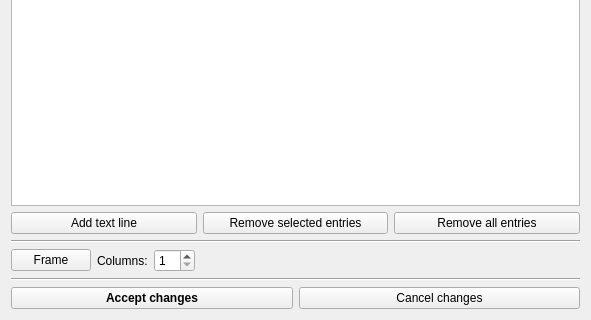
andrmor/ANTS2, file src/gui/GraphWindowTools/alegenddialog.ui: the form before one commit; both pictures show x 0 to 591 and y 168 to 488 of the 591 by 488 pixel window.
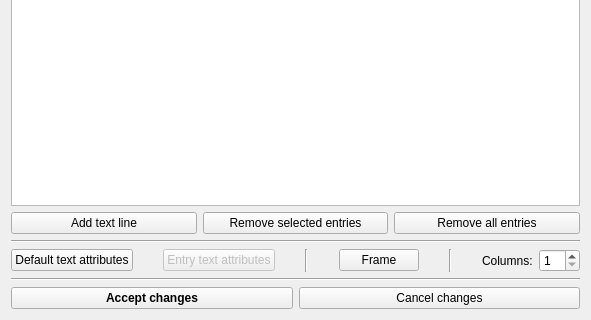
The form after the commit.

The edit to the form file:
```diff
--- a/src/gui/GraphWindowTools/alegenddialog.ui
+++ b/src/gui/GraphWindowTools/alegenddialog.ui
@@ -81,6 +81,72 @@
    </item>
    <item>
     <layout class="QHBoxLayout" name="horizontalLayout">
+     <item>
+      <widget class="QPushButton" name="pbDefaultTextProperties">
+       <property name="toolTip">
+        <string>Overrides individual entry attributes and become default for the next added text / entries!</string>
+       </property>
+       <property name="text">
+        <string>Default text attributes</string>
+       </property>
+      </widget>
+     </item>
+     <item>
+      <spacer name="horizontalSpacer_2">
+       <property name="orientation">
+        <enum>Qt::Horizontal</enum>
+       </property>
+       <property name="sizeHint" stdset="0">
+        <size>
+         <width>40</width>
+         <height>20</height>
+        </size>
+       </property>
+      </spacer>
+     </item>
+     <item>
+      <widget class="QPushButton" name="pbThisEntryTextAttributes">
+       <property name="enabled">
+        <bool>false</bool>
+       </property>
+       <property name="text">
+        <string>Entry text attributes</string>
+       </property>
+      </widget>
+     </item>
+     <item>
+      <spacer name="horizontalSpacer">
+       <property name="orientation">
+        <enum>Qt::Horizontal</enum>
+       </property>
+       <property name="sizeHint" stdset="0">
+        <size>
+         <width>40</width>
+         <height>20</height>
+        </size>
+       </property>
+      </spacer>
+     </item>
+     <item>
+      <widget class="Line" name="line_3">
+       <property name="orientation">
+        <enum>Qt::Vertical</enum>
+       </property>
+      </widget>
+     </item>
+     <item>
+      <spacer name="horizontalSpacer_3">
+       <property name="orientation">
+        <enum>Qt::Horizontal</enum>
+       </property>
+       <property name="sizeHint" stdset="0">
+        <size>
+         <width>40</width>
+         <height>20</height>
+        </size>
+       </property>
+      </spacer>
+     </item>
      <item>
       <widget class="QPushButton" name="pbConfigureFrame">
        <property name="text">
@@ -88,6 +154,39 @@
        </property>
       </widget>
      </item>
+     <item>
+      <spacer name="horizontalSpacer_4">
+       <property name="orientation">
+        <enum>Qt::Horizontal</enum>
+       </property>
+       <property name="sizeHint" stdset="0">
+        <size>
+         <width>40</width>
+         <height>20</height>
+        </size>
+       </property>
+      </spacer>
+     </item>
+     <item>
+      <widget class="Line" name="line_4">
+       <property name="orientation">
+        <enum>Qt::Vertical</enum>
+       </property>
+      </widget>
+     </item>
+     <item>
+      <spacer name="horizontalSpacer_5">
+       <property name="orientation">
+        <enum>Qt::Horizontal</enum>
+       </property>
+       <property name="sizeHint" stdset="0">
+        <size>
+         <width>40</width>
+         <height>20</height>
+        </size>
+       </property>
+      </spacer>
+     </item>
      <item>
       <widget class="QLabel" name="label">
        <property name="text">
@@ -105,19 +204,6 @@
        </property>
       </widget>
      </item>
-     <item>
-      <spacer name="horizontalSpacer">
-       <property name="orientation">
-        <enum>Qt::Horizontal</enum>
-       </property>
-       <property name="sizeHint" stdset="0">
-        <size>
-         <width>40</width>
-         <height>20</height>
-        </size>
-       </property>
-      </spacer>
-     </item>
     </layout>
    </item>
    <item>
```
